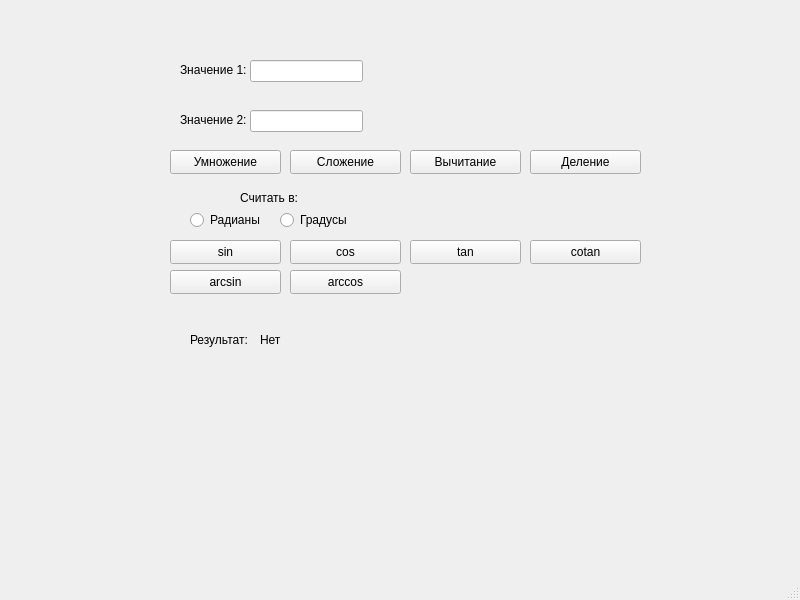
Before: the Qt Designer form mainwindow.ui in vladimirrymarchuk/QtLabs, drawn with Qt 5.
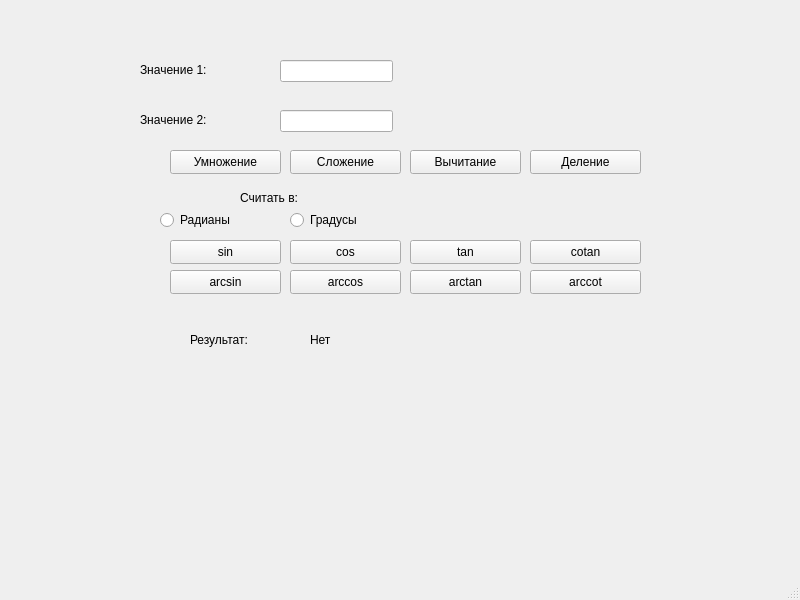
After: the same form once the commit is applied.

The edit to the form file:
```diff
--- a/mainwindow.ui
+++ b/mainwindow.ui
@@ -17,7 +17,7 @@
    <widget class="QLineEdit" name="lineEdit_value_1">
     <property name="geometry">
      <rect>
-      <x>250</x>
+      <x>280</x>
       <y>60</y>
       <width>113</width>
       <height>22</height>
@@ -27,7 +27,7 @@
    <widget class="QLineEdit" name="lineEdit_value_2">
     <property name="geometry">
      <rect>
-      <x>250</x>
+      <x>280</x>
       <y>110</y>
       <width>113</width>
       <height>22</height>
@@ -37,9 +37,9 @@
    <widget class="QLabel" name="label">
     <property name="geometry">
      <rect>
-      <x>180</x>
+      <x>140</x>
       <y>60</y>
-      <width>71</width>
+      <width>91</width>
       <height>20</height>
      </rect>
     </property>
@@ -61,9 +61,9 @@
    <widget class="QLabel" name="label_2">
     <property name="geometry">
      <rect>
-      <x>180</x>
+      <x>140</x>
       <y>110</y>
-      <width>71</width>
+      <width>91</width>
       <height>20</height>
      </rect>
     </property>
@@ -89,7 +89,7 @@
      <rect>
       <x>190</x>
       <y>330</y>
-      <width>61</width>
+      <width>111</width>
       <height>20</height>
      </rect>
     </property>
@@ -100,9 +100,9 @@
    <widget class="QLabel" name="label_result_value">
     <property name="geometry">
      <rect>
-      <x>260</x>
+      <x>310</x>
       <y>330</y>
-      <width>191</width>
+      <width>271</width>
       <height>20</height>
      </rect>
     </property>
@@ -152,9 +152,9 @@
    <widget class="QRadioButton" name="radioButton_radians">
     <property name="geometry">
      <rect>
-      <x>190</x>
+      <x>160</x>
       <y>210</y>
-      <width>89</width>
+      <width>111</width>
       <height>20</height>
      </rect>
     </property>
@@ -165,9 +165,9 @@
    <widget class="QRadioButton" name="radioButton_degrees">
     <property name="geometry">
      <rect>
-      <x>280</x>
+      <x>290</x>
       <y>210</y>
-      <width>89</width>
+      <width>121</width>
       <height>20</height>
      </rect>
     </property>
@@ -266,6 +266,32 @@
      <string>Считать в:</string>
     </property>
    </widget>
+   <widget class="QPushButton" name="pushButton_arctan">
+    <property name="geometry">
+     <rect>
+      <x>410</x>
+      <y>270</y>
+      <width>111</width>
+      <height>24</height>
+     </rect>
+    </property>
+    <property name="text">
+     <string>arctan</string>
+    </property>
+   </widget>
+   <widget class="QPushButton" name="pushButton_arccot">
+    <property name="geometry">
+     <rect>
+      <x>530</x>
+      <y>270</y>
+      <width>111</width>
+      <height>24</height>
+     </rect>
+    </property>
+    <property name="text">
+     <string>arccot</string>
+    </property>
+   </widget>
   </widget>
   <widget class="QMenuBar" name="menubar">
    <property name="geometry">
```
Left out of the diff: 2 changed lines with no effect on the pictures.
